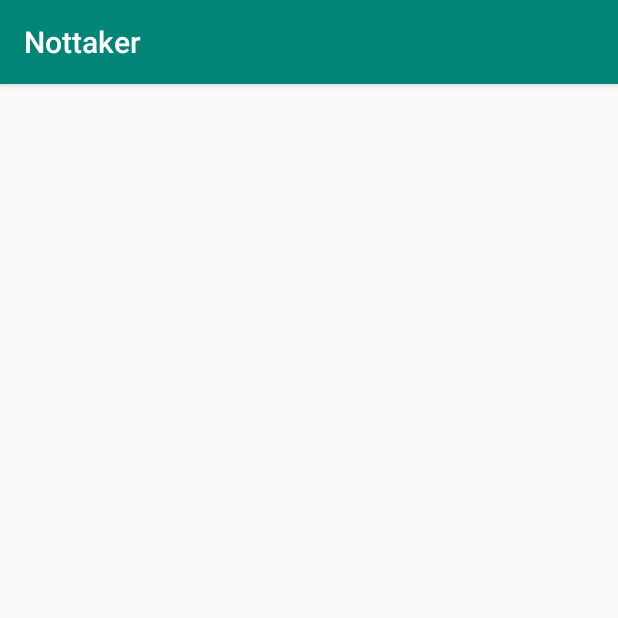
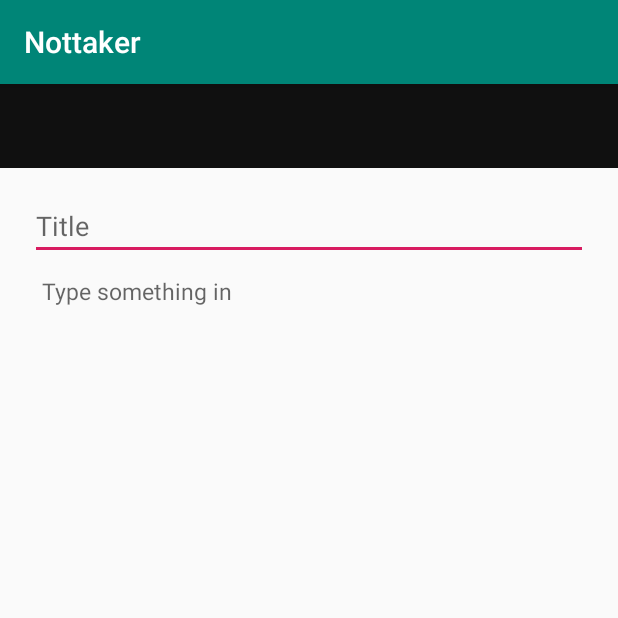
Before and after one commit to kaboel/nottaker, an Android app: the AddNote screen opened directly, with no data from a screen before it, on a phone screen of 412 x 824 dp, the top half of it. Run offline under Robolectric (Android 15) with nearby library versions, the phone set to English and light mode, and no system bars; 2 statements that could not run were skipped.

```diff
--- a/app/src/main/java/com/example/nottaker/AddNote.java
+++ b/app/src/main/java/com/example/nottaker/AddNote.java
@@ -1,14 +1,21 @@
 package com.example.nottaker;
 
 import androidx.appcompat.app.AppCompatActivity;
+import androidx.appcompat.widget.Toolbar;
 
 import android.os.Bundle;
+import android.widget.EditText;
 
 public class AddNote extends AppCompatActivity {
+
+    Toolbar toolbar;
+    EditText noteTitle, noteContent;
 
     @Override
     protected void onCreate(Bundle savedInstanceState) {
         super.onCreate(savedInstanceState);
         setContentView(R.layout.activity_add_note);
+        this.toolbar = findViewById(R.id.toolbar);
+        setSupportActionBar(this.toolbar);
     }
 }
--- a/app/src/main/java/com/example/nottaker/MainActivity.java
+++ b/app/src/main/java/com/example/nottaker/MainActivity.java
@@ -15,11 +15,8 @@ public class MainActivity extends AppCompatActivity {
     protected void onCreate(Bundle savedInstanceState) {
         super.onCreate(savedInstanceState);
         setContentView(R.layout.activity_main);
-
         this.toolbar = findViewById(R.id.toolbar);
-
         setSupportActionBar(this.toolbar);
-
         this.recView = findViewById(R.id.noteList);
     }
 }
--- a/app/src/main/res/layout/activity_add_note.xml
+++ b/app/src/main/res/layout/activity_add_note.xml
@@ -6,4 +6,46 @@
     android:layout_height="match_parent"
     tools:context=".AddNote">
 
+    <Toolbar
+        android:id="@+id/toolbar"
+        android:layout_width="match_parent"
+        android:layout_height="?attr/actionBarSize"
+        app:layout_constraintEnd_toEndOf="parent"
+        app:layout_constraintStart_toStartOf="parent"
+        app:layout_constraintTop_toTopOf="parent"
+        android:background="#101010"/>
+
+    <EditText
+        android:id="@+id/noteTitle"
+        android:layout_width="0dp"
+        android:layout_height="wrap_content"
+        android:layout_marginStart="20dp"
+        android:layout_marginTop="16dp"
+        android:layout_marginEnd="20dp"
+        android:ems="10"
+        android:hint="Title"
+        android:inputType="textPersonName"
+        app:layout_constraintEnd_toEndOf="parent"
+        app:layout_constraintStart_toStartOf="parent"
+        app:layout_constraintTop_toBottomOf="@+id/toolbar" />
+
+    <EditText
+        android:id="@+id/noteContent"
+        android:layout_width="0dp"
+        android:layout_height="0dp"
+        android:layout_marginStart="28dp"
+        android:layout_marginTop="10dp"
+        android:layout_marginEnd="28dp"
+        android:layout_marginBottom="50dp"
+        android:background="@null"
+        android:ems="10"
+        android:gravity="start|top"
+        android:hint="Type something in"
+        android:inputType="textMultiLine"
+        android:textSize="15sp"
+        app:layout_constraintBottom_toBottomOf="parent"
+        app:layout_constraintEnd_toEndOf="parent"
+        app:layout_constraintStart_toStartOf="parent"
+        app:layout_constraintTop_toBottomOf="@+id/noteTitle" />
+
 </androidx.constraintlayout.widget.ConstraintLayout>
```
